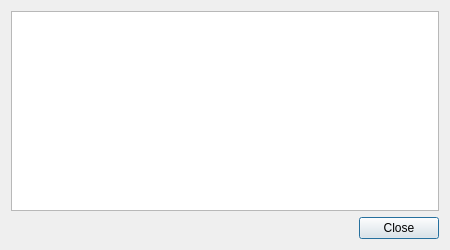
The window that dialog/about.ui (ytxerp/ytx-client) describes before a commit, drawn with Qt 5.
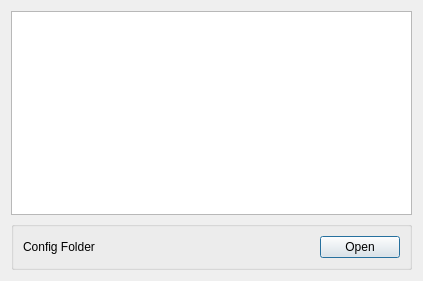
The same window after the commit.

Commit message: Add Config Folder for About Dialog

```diff
--- a/dialog/about.ui
+++ b/dialog/about.ui
@@ -6,38 +6,61 @@
    <rect>
     <x>0</x>
     <y>0</y>
-    <width>450</width>
-    <height>250</height>
+    <width>423</width>
+    <height>281</height>
    </rect>
   </property>
   <property name="windowTitle">
    <string>About YTX</string>
   </property>
   <layout class="QGridLayout" name="gridLayout">
-   <item row="1" column="1">
-    <widget class="QPushButton" name="pBtnClose">
-     <property name="text">
-      <string>Close</string>
-     </property>
-     <property name="default">
-      <bool>true</bool>
-     </property>
-    </widget>
-   </item>
    <item row="1" column="0">
-    <spacer name="horizontalSpacer">
-     <property name="orientation">
-      <enum>Qt::Orientation::Horizontal</enum>
-     </property>
-     <property name="sizeHint" stdset="0">
-      <size>
-       <width>276</width>
-       <height>20</height>
-      </size>
-     </property>
-    </spacer>
+    <widget class="QGroupBox" name="groupBox">
+     <layout class="QHBoxLayout" name="horizontalLayout_2">
+      <item>
+       <widget class="QLabel" name="label">
+        <property name="text">
+         <string>Config Folder</string>
+        </property>
+       </widget>
+      </item>
+      <item>
+       <widget class="QLabel" name="labelConfig">
+        <property name="sizePolicy">
+         <sizepolicy hsizetype="Expanding" vsizetype="Preferred">
+          <horstretch>0</horstretch>
+          <verstretch>0</verstretch>
+         </sizepolicy>
+        </property>
+        <property name="text">
+         <string notr="true"/>
+        </property>
+       </widget>
+      </item>
+      <item>
+       <spacer name="horizontalSpacer_2">
+        <property name="orientation">
+         <enum>Qt::Orientation::Horizontal</enum>
+        </property>
+        <property name="sizeHint" stdset="0">
+         <size>
+          <width>94</width>
+          <height>20</height>
+         </size>
+        </property>
+       </spacer>
+      </item>
+      <item>
+       <widget class="QPushButton" name="pushButtonOpenConfig">
+        <property name="text">
+         <string>Open</string>
+        </property>
+       </widget>
+      </item>
+     </layout>
+    </widget>
    </item>
-   <item row="0" column="0" colspan="2">
+   <item row="0" column="0">
     <widget class="QTextBrowser" name="textBrowser"/>
    </item>
   </layout>
```
Left out of the diff: 19 changed lines with no effect on the pictures. The commit also changes 1 other file.
